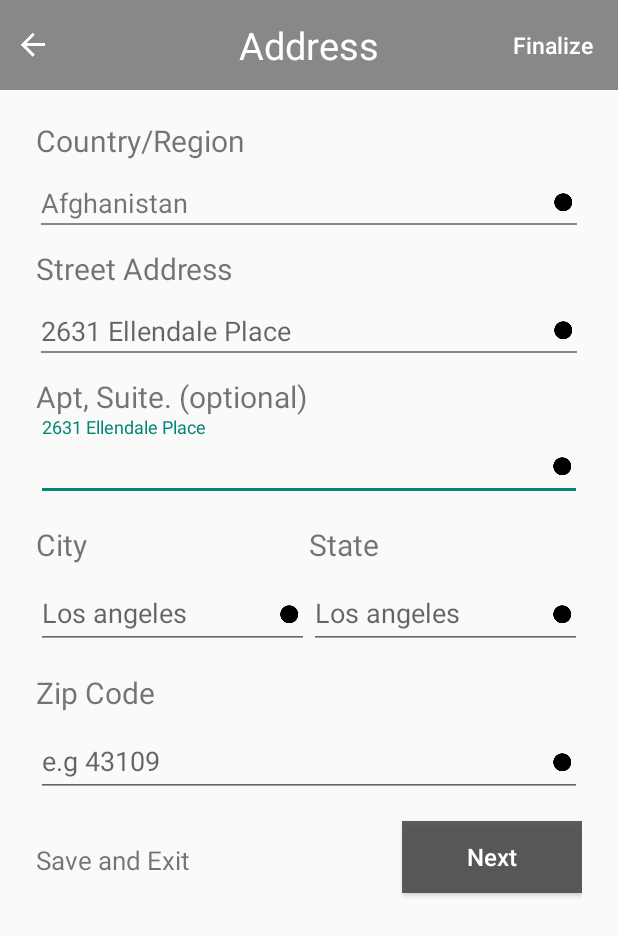
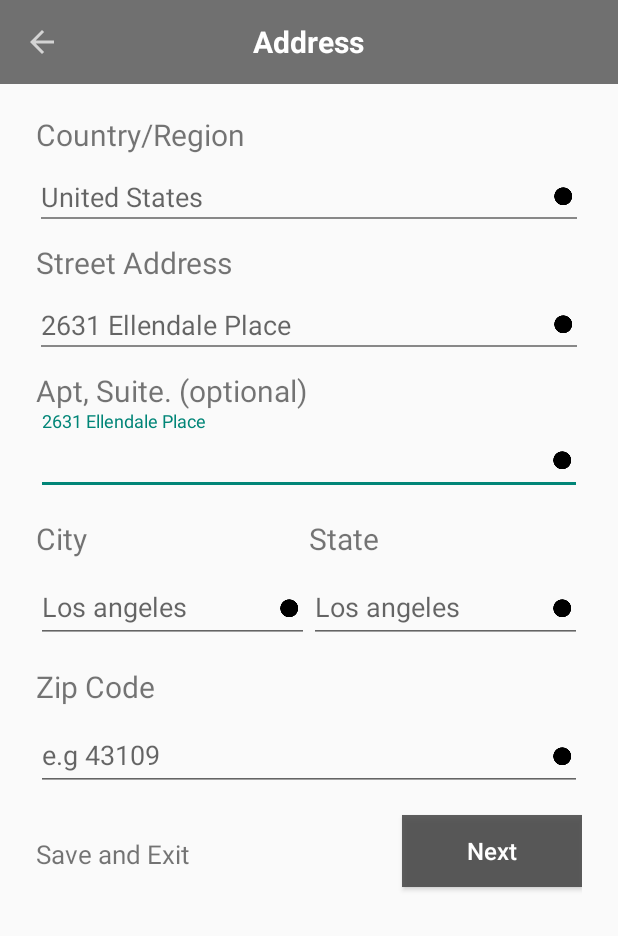
Before and after one commit to TBC-Android-Bootcamp/ProjectHomework, an Android app: the screen it shows after launch (AddressActivity), on a phone screen of 412 x 824 dp. Shown: the top 936 px of the screen. Run offline under Robolectric (Android 15) with nearby library versions, the phone set to English and light mode, and no system bars.

Commit message:
Added some funcs, Layout, Model, etc.

```diff
--- a/app/src/main/java/com/example/googlesearch/Tools.kt
+++ b/app/src/main/java/com/example/googlesearch/Tools.kt
@@ -16,7 +16,7 @@ object Tools {
 
         val params: ViewGroup.LayoutParams = dialog.window!!.attributes
         params.width = ViewGroup.LayoutParams.MATCH_PARENT
-        params.height = ViewGroup.LayoutParams.MATCH_PARENT
+        params.height = ViewGroup.LayoutParams.WRAP_CONTENT
         dialog.window!!.attributes = params as WindowManager.LayoutParams
 
         dialog.tvDialogTitle.text = title
--- /dev/null
+++ b/app/src/main/java/com/example/googlesearch/network/DataLoader.kt
@@ -0,0 +1,82 @@
+package com.example.googlesearch.network
+
+import android.util.Log
+import org.json.JSONException
+import org.json.JSONObject
+import retrofit2.Call
+import retrofit2.Callback
+import retrofit2.Response
+import retrofit2.Retrofit
+import retrofit2.converter.scalars.ScalarsConverterFactory
+import retrofit2.http.GET
+import retrofit2.http.Path
+import retrofit2.http.QueryMap
+
+object DataLoader {
+    const val PATH = "90aa5377-649b-4e39-ab7c-fa6a21a6882d"
+
+    private const val HTTP_200_OK = 200
+    private const val HTTP_201_CREATED = 201
+    private const val HTTP_204_NO_CONTENT = 204
+    private const val HTTP_400_BAD_REQUEST = 400
+    private const val HTTP_401_UNAUTHORIZED = 401
+    private const val HTTP_404_NOT_FOUND = 404
+    private const val HTTP_500_INTERNAL_SERVER_ERROR = 500
+    private const val HTTP_503_SERVICE_UNAVAILABLE = 503
+
+
+    private var retrofit = Retrofit.Builder()
+        .addConverterFactory(ScalarsConverterFactory.create())
+        .baseUrl("https://run.mocky.io/v3/")
+        .build()
+
+    private var service = retrofit.create(
+        ApiService::class.java)
+
+    fun getRequest(path: String, parameters: Map<String, String>, callback: FutureCallback) {
+        val call = service.getRequest(path, parameters)
+        call.enqueue(
+            onCallBack(
+                callback
+            )
+        )
+    }
+
+    private fun onCallBack(callback: FutureCallback) = object : Callback<String> {
+        override fun onFailure(call: Call<String>, t: Throwable) {
+            Log.d("onFailure", "${t.message}")
+            callback.onFailure(t.message.toString())
+        }
+
+        override fun onResponse(call: Call<String>, response: Response<String>) {
+            Log.d("response", "${response.body()}")
+
+            val statusCode = response.code()
+
+            if (statusCode == HTTP_200_OK || statusCode == HTTP_201_CREATED) {
+                callback.onSuccess(response.body().toString())
+            } else if (statusCode == HTTP_204_NO_CONTENT) {
+                callback.onFailure("No Content Received")
+            } else if (statusCode == HTTP_400_BAD_REQUEST || statusCode == HTTP_401_UNAUTHORIZED || statusCode == HTTP_404_NOT_FOUND || statusCode == HTTP_500_INTERNAL_SERVER_ERROR || statusCode == HTTP_503_SERVICE_UNAVAILABLE) {
+                try {
+                    val json = JSONObject(response.errorBody()!!.string())
+                    if (json.has("error")) {
+                        callback.onFailure(json.getString("error"))
+                    } else if (json.has("message")) {
+                        callback.onFailure(json.getString("message"))
+                    }
+                } catch (e: JSONException) {
+                    Log.d("exception", e.toString())
+                }
+            }
+        }
+    }
+
+    interface ApiService {
+        @GET("{path}")
+        fun getRequest(
+            @Path("path") path: String,
+            @QueryMap parameters: Map<String, String>
+        ): Call<String>
+    }
+}
--- /dev/null
+++ b/app/src/main/java/com/example/googlesearch/network/FutureCallback.kt
@@ -0,0 +1,6 @@
+package com.example.googlesearch.network
+
+interface FutureCallback {
+    fun onSuccess(result: String){}
+    fun onFailure(error: String){}
+}
--- /dev/null
+++ b/app/src/main/java/com/example/googlesearch/ui/App.kt
@@ -0,0 +1,4 @@
+package com.example.googlesearch.ui
+
+class App {
+}
--- /dev/null
+++ b/app/src/main/java/com/example/googlesearch/ui/address/AddressActivity.kt
@@ -0,0 +1,98 @@
+package com.example.googlesearch.ui.address
+
+import android.app.Activity
+import android.content.Intent
+import androidx.appcompat.app.AppCompatActivity
+import android.os.Bundle
+import android.os.Parcelable
+import android.view.View
+import com.example.googlesearch.*
+import com.example.googlesearch.ui.country.ChooseCountryActivity
+import com.example.googlesearch.ui.country.CountryModel
+import com.example.googlesearch.network.DataLoader
+import com.example.googlesearch.network.FutureCallback
+import com.google.gson.Gson
+import kotlinx.android.synthetic.main.activity_address.*
+import kotlinx.android.synthetic.main.toolbar_layout.*
+import java.util.ArrayList
+
+// https://run.mocky.io/v3/90aa5377-649b-4e39-ab7c-fa6a21a6882d
+class AddressActivity : AppCompatActivity() {
+    companion object {
+        const val CHOOSE_COUNTRY = 11
+        const val CHOOSE_ADDRESS = 10
+    }
+    private val countries = mutableListOf<CountryModel.Result>()
+    private var countryId = ""
+    override fun onCreate(savedInstanceState: Bundle?) {
+        super.onCreate(savedInstanceState)
+        setContentView(R.layout.activity_address)
+
+        //tvStreetAddress.setOnClickListener {
+        //    val intent = Intent(this, SearchAddressActivity::class.java)
+        //    startActivity(intent)
+        //}
+
+        //val parsedJson = Gson().fromJson(jsonString, CountryModel::class.java)
+
+        //val address = intent.getStringExtra("address")
+        init()
+    }
+
+    private fun init(){
+
+        setSupportActionBar(toolbar)
+        tvTitle.text = "Address"
+        supportActionBar!!.setDisplayHomeAsUpEnabled(true)
+
+        getCountries()
+
+        tvStreetAddress.setOnClickListener {
+            // Nothing here yet
+        }
+
+        tvCountry.setOnClickListener {
+            // Nothing here yet
+        }
+    }
+
+    private fun getCountries(){
+        DataLoader.getRequest(DataLoader.PATH, mutableMapOf(),object: FutureCallback {
+            override fun onSuccess(result: String) {
+                countries.addAll(Gson().fromJson(result, CountryModel::class.java).results)
+                tvCountry.text = countries[0].name
+                countryId = countries[0].iso2
+            }
+
+            override fun onFailure(error: String) {
+                // Add error function below
+            }
+        })
+    }
+
+    private fun chooseCountry(){
+        val intent = Intent(this, ChooseCountryActivity::class.java)
+        intent.putParcelableArrayListExtra("countries", countries as ArrayList<out Parcelable>)
+        intent.putExtra("countryId", countryId) // countryId უნდა გადავცეთ
+        startActivity(intent)
+        overridePendingTransition(android.R.anim.fade_in, android.R.anim.fade_out)
+    }
+
+    fun next(view: View) {
+        Tools.initDialog(
+            this,
+            getString(R.string.incorrect_request),
+            getString(R.string.please_fill_all_fields)
+        )
+    }
+
+    override fun onActivityResult(requestCode: Int, resultCode: Int, data: Intent?) {
+        if(resultCode == Activity.RESULT_OK){
+            if(requestCode == CHOOSE_COUNTRY){
+                // more comming soon
+                print("")
+            }
+        }
+        super.onActivityResult(requestCode, resultCode, data)
+    }
+}
--- /dev/null
+++ b/app/src/main/java/com/example/googlesearch/ui/address/SearchModel.kt
@@ -0,0 +1,3 @@
+package com.example.googlesearch.ui.address
+
+class SearchModel (val description: String, val placeId: String)
--- a/app/src/main/res/layout/activity_address.xml
+++ b/app/src/main/res/layout/activity_address.xml
@@ -5,7 +5,7 @@
     android:layout_width="match_parent"
     android:layout_height="match_parent"
     android:orientation="vertical"
-    tools:context=".AddressActivity">
+    tools:context=".ui.address.AddressActivity">
 
     <include layout="@layout/toolbar_layout" />
 
--- a/app/src/main/res/layout/toolbar_layout.xml
+++ b/app/src/main/res/layout/toolbar_layout.xml
@@ -1,38 +1,47 @@
 <?xml version="1.0" encoding="utf-8"?>
 <FrameLayout xmlns:android="http://schemas.android.com/apk/res/android"
     android:layout_width="match_parent"
-    android:layout_height="60dp"
-    android:background="#888"
-    android:orientation="horizontal">
+    android:layout_height="?attr/actionBarSize"
+    android:background="@color/colorPrimary">
 
-    <ImageButton
-        android:id="@+id/back"
-        android:layout_marginStart="10dp"
-        android:layout_width="wrap_content"
-        android:layout_height="match_parent"
-        android:layout_gravity="start"
-        android:textSize="30sp"
-        android:src="@mipmap/baseline_arrow_back_white_24"
-        android:textColor="#fff"
-        android:background="@android:color/transparent"/>
+    <androidx.appcompat.widget.Toolbar
+        android:id="@+id/toolbar"
+        android:layout_width="match_parent"
+        android:layout_height="?attr/actionBarSize"
+        android:background="@color/colorPrimary"
+        android:theme="@style/ThemeOverlay.AppCompat.Dark">
+
+        <FrameLayout
+            android:layout_width="match_parent"
+            android:layout_height="match_parent">
+
+            <Button
+                android:id="@+id/btnDone"
+                android:layout_width="wrap_content"
+                android:layout_height="wrap_content"
+                android:layout_gravity="end|center_vertical"
+                android:layout_marginEnd="13sp"
+                android:background="@android:color/transparent"
+                android:textAllCaps="false"
+                android:textColor="@android:color/white"
+                android:textSize="16sp"
+                android:textStyle="bold" />
+
+        </FrameLayout>
+
+    </androidx.appcompat.widget.Toolbar>
+
 
     <TextView
-        android:layout_gravity="center_vertical|center"
-        android:id="@+id/mainText"
-        android:textColor="#fff"
-        android:text="Address"
-        android:textSize="25sp"
-        android:gravity="center"
-        android:layout_width="230dp"
-        android:layout_height="wrap_content"/>
-
-    <Button
-        android:layout_gravity="end|center_vertical"
+        android:id="@+id/tvTitle"
         android:layout_width="wrap_content"
         android:layout_height="wrap_content"
-        android:background="@android:color/transparent"
-        android:textColor="#fff"
-        android:text="Finalize"
-        android:textAllCaps="false"
-        android:textSize="15sp" />
+        android:layout_gravity="center"
+        android:ellipsize="end"
+        android:maxLines="1"
+        android:textColor="@android:color/white"
+        android:textSize="20sp"
+        android:textStyle="bold" />
+
+
 </FrameLayout>
--- a/app/src/main/res/values/strings.xml
+++ b/app/src/main/res/values/strings.xml
@@ -5,4 +5,5 @@
     <string name="incorrect_request">Incorrect Request</string>
     <string name="try_again">Try Again</string>
     <string name="please_fill_all_fields">Please fill all fields</string>
+    <string name="country">Country</string>
 </resources>
```
Also changed, not shown: app/src/main/AndroidManifest.xml (+3 -4 lines), app/src/main/java/com/example/googlesearch/network/AutoComplete.kt (added, +44 -0 lines), app/src/main/java/com/example/googlesearch/ui/SearchRecyclerViewAdapter.kt (added, +39 -0 lines), app/src/main/java/com/example/googlesearch/ui/address/SearchAddressActivity.kt (added, +84 -0 lines), app/src/main/java/com/example/googlesearch/ui/country/ChooseCountryActivity.kt (added, +31 -0 lines), app/src/main/java/com/example/googlesearch/ui/country/ChooseCountryAdapter.kt (added, +41 -0 lines), app/src/main/java/com/example/googlesearch/ui/country/CountryModel.kt (added, +16 -0 lines), app/src/main/res/layout/activity_choose_country.xml (added, +46 -0 lines), app/src/main/res/layout/item_country_layout.xml (added, +25 -0 lines).
